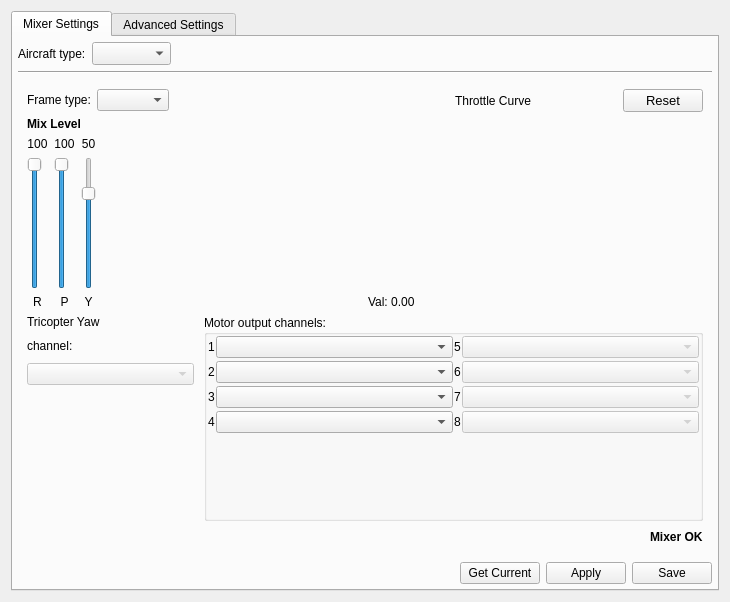
Old version of the form ground/openpilotgcs/src/plugins/config/airframe.ui in the repository openpilot/OpenPilot.
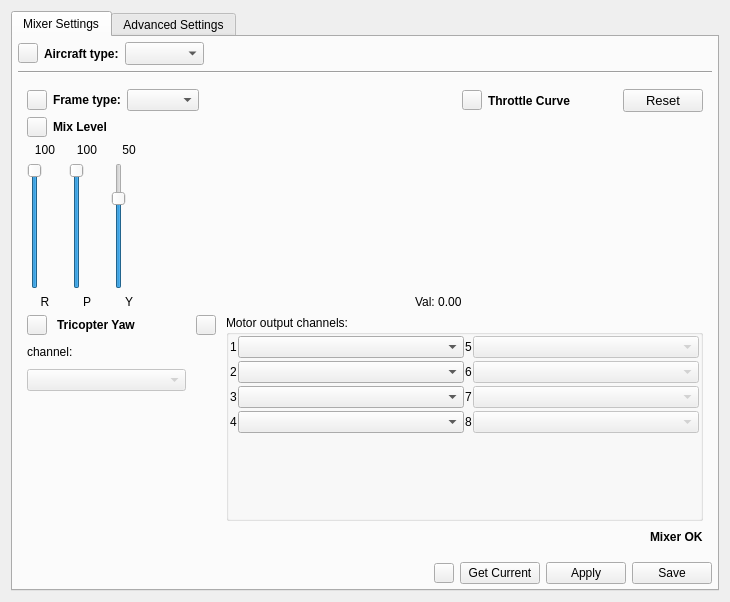
New version of the form. The open tabs and pages were chosen to show the change. Icons and pictures are not drawn. Custom widgets are drawn as their Qt base class.

Commit message: Add help buttons to the config gadget UI.  Also connect all signals to its slot in configgadgetwidget.cpp.  Also some very trivial .html help files.

What changed in the file:
```diff
--- a/ground/openpilotgcs/src/plugins/config/airframe.ui
+++ b/ground/openpilotgcs/src/plugins/config/airframe.ui
@@ -29,8 +29,37 @@
        </property>
        <item>
         <layout class="QHBoxLayout" name="horizontalLayout">
+         <item>
+          <widget class="QPushButton" name="acftTypeHelp">
+           <property name="sizePolicy">
+            <sizepolicy hsizetype="Fixed" vsizetype="Fixed">
+             <horstretch>0</horstretch>
+             <verstretch>0</verstretch>
+            </sizepolicy>
+           </property>
+           <property name="maximumSize">
+            <size>
+             <width>20</width>
+             <height>20</height>
+            </size>
+           </property>
+           <property name="text">
+            <string/>
+           </property>
+           <property name="icon">
+            <iconset resource="configgadget.qrc">
+             <normaloff>:/configgadget/images/help2.png</normaloff>:/configgadget/images/help2.png</iconset>
+           </property>
+          </widget>
+         </item>
          <item>
           <widget class="QLabel" name="label">
+           <property name="font">
+            <font>
+             <weight>75</weight>
+             <bold>true</bold>
+            </font>
+           </property>
            <property name="text">
             <string>Aircraft type:</string>
            </property>
@@ -471,8 +500,37 @@
                 <layout class="QVBoxLayout" name="verticalLayout_24">
                  <item>
                   <layout class="QHBoxLayout" name="horizontalLayout_5">
+                   <item>
+                    <widget class="QPushButton" name="multiFrameTypeHelp">
+                     <property name="sizePolicy">
+                      <sizepolicy hsizetype="Fixed" vsizetype="Fixed">
+                       <horstretch>0</horstretch>
+                       <verstretch>0</verstretch>
+                      </sizepolicy>
+                     </property>
+                     <property name="maximumSize">
+                      <size>
+                       <width>20</width>
+                       <height>20</height>
+                      </size>
+                     </property>
+                     <property name="text">
+                      <string/>
+                     </property>
+                     <property name="icon">
+                      <iconset resource="configgadget.qrc">
+                       <normaloff>:/configgadget/images/help2.png</normaloff>:/configgadget/images/help2.png</iconset>
+                     </property>
+                    </widget>
+                   </item>
                    <item>
                     <widget class="QLabel" name="label_15">
+                     <property name="font">
+                      <font>
+                       <weight>75</weight>
+                       <bold>true</bold>
+                      </font>
+                     </property>
                      <property name="text">
                       <string>Frame type:</string>
                      </property>
@@ -505,17 +563,57 @@
                    <item>
                     <layout class="QVBoxLayout" name="verticalLayout_20">
                      <item>
-                      <widget class="QLabel" name="label_4">
-                       <property name="font">
-                        <font>
-                         <weight>75</weight>
-                         <bold>true</bold>
-                        </font>
-                       </property>
-                       <property name="text">
-                        <string>Mix Level</string>
-                       </property>
-                      </widget>
+                      <layout class="QHBoxLayout" name="horizontalLayout_25">
+                       <item>
+                        <widget class="QPushButton" name="mixLevelHelp">
+                         <property name="sizePolicy">
+                          <sizepolicy hsizetype="Fixed" vsizetype="Fixed">
+                           <horstretch>0</horstretch>
+                           <verstretch>0</verstretch>
+                          </sizepolicy>
+                         </property>
+                         <property name="maximumSize">
+                          <size>
+                           <width>20</width>
+                           <height>20</height>
+                          </size>
+                         </property>
+                         <property name="text">
+                          <string/>
+                         </property>
+                         <property name="icon">
+                          <iconset resource="configgadget.qrc">
+                           <normaloff>:/configgadget/images/help2.png</normaloff>:/configgadget/images/help2.png</iconset>
+                         </property>
+                        </widget>
+                       </item>
+                       <item>
+                        <widget class="QLabel" name="label_4">
+                         <property name="font">
+                          <font>
+                           <weight>75</weight>
+                           <bold>true</bold>
+                          </font>
+                         </property>
+                         <property name="text">
+                          <string>Mix Level</string>
+                         </property>
+                        </widget>
+                       </item>
+                       <item>
+                        <spacer name="horizontalSpacer_17">
+                         <property name="orientation">
+                          <enum>Qt::Horizontal</enum>
+                         </property>
+                         <property name="sizeHint" stdset="0">
+                          <size>
+                           <width>40</width>
+                           <height>20</height>
+                          </size>
+                         </property>
+                        </spacer>
+                       </item>
+                      </layout>
                      </item>
                      <item>
                       <layout class="QHBoxLayout" name="horizontalLayout_19">
@@ -701,8 +799,37 @@
                      </property>
                     </spacer>
                    </item>
+                   <item>
+                    <widget class="QPushButton" name="throttleCurveHelp_2">
+                     <property name="sizePolicy">
+                      <sizepolicy hsizetype="Fixed" vsizetype="Fixed">
+                       <horstretch>0</horstretch>
+                       <verstretch>0</verstretch>
+                      </sizepolicy>
+                     </property>
+                     <property name="maximumSize">
+                      <size>
+                       <width>20</width>
+                       <height>20</height>
+                      </size>
+                     </property>
+                     <property name="text">
+                      <string/>
+                     </property>
+                     <property name="icon">
+                      <iconset resource="configgadget.qrc">
+                       <normaloff>:/configgadget/images/help2.png</normaloff>:/configgadget/images/help2.png</iconset>
+                     </property>
+                    </widget>
+                   </item>
                    <item>
                     <widget class="QLabel" name="label_24">
+                     <property name="font">
+                      <font>
+                       <weight>75</weight>
+                       <bold>true</bold>
+                      </font>
+                     </property>
                      <property name="text">
                       <string>Throttle Curve</string>
                      </property>
@@ -772,18 +899,64 @@
               </layout>
              </item>
              <item>
-              <layout class="QHBoxLayout" name="horizontalLayout_6" stretch="1,3">
+              <layout class="QHBoxLayout" name="horizontalLayout_6" stretch="1,0,3">
                <property name="spacing">
                 <number>10</number>
                </property>
                <item>
                 <layout class="QVBoxLayout" name="verticalLayout_10">
                  <item>
-                  <widget class="QLabel" name="label_23">
-                   <property name="text">
-                    <string>Tricopter Yaw</string>
-                   </property>
-                  </widget>
+                  <layout class="QHBoxLayout" name="horizontalLayout_26">
+                   <item>
+                    <widget class="QPushButton" name="tricopterYawHelp">
+                     <property name="sizePolicy">
+                      <sizepolicy hsizetype="Fixed" vsizetype="Fixed">
+                       <horstretch>0</horstretch>
+                       <verstretch>0</verstretch>
+                      </sizepolicy>
+                     </property>
+                     <property name="maximumSize">
+                      <size>
+                       <width>20</width>
+                       <height>20</height>
+                      </size>
+                     </property>
+                     <property name="text">
+                      <string/>
+                     </property>
+                     <property name="icon">
+                      <iconset resource="configgadget.qrc">
+                       <normaloff>:/configgadget/images/help2.png</normaloff>:/configgadget/images/help2.png</iconset>
+                     </property>
+                    </widget>
+                   </item>
+                   <item>
+                    <widget class="QLabel" name="label_23">
+                     <property name="font">
+                      <font>
+                       <weight>75</weight>
+                       <bold>true</bold>
+                      </font>
+                     </property>
+                     <property name="text">
+                      <string>Tricopter Yaw</string>
+                     </property>
+                    </widget>
+                   </item>
+                   <item>
+                    <spacer name="horizontalSpacer_18">
+                     <property name="orientation">
+                      <enum>Qt::Horizontal</enum>
+                     </property>
+                     <property name="sizeHint" stdset="0">
+                      <size>
+                       <width>40</width>
+                       <height>20</height>
+                      </size>
+                     </property>
+                    </spacer>
+                   </item>
+                  </layout>
                  </item>
                  <item>
                   <widget class="QLabel" name="label_2">
@@ -826,6 +999,46 @@
                  </item>
                 </layout>
                </item>
+               <item>
+                <layout class="QVBoxLayout" name="verticalLayout_26">
+                 <item>
+                  <widget class="QPushButton" name="motorOutputChanHelp">
+                   <property name="sizePolicy">
+                    <sizepolicy hsizetype="Fixed" vsizetype="Fixed">
+                     <horstretch>0</horstretch>
+                     <verstretch>0</verstretch>
+                    </sizepolicy>
+                   </property>
+                   <property name="maximumSize">
+                    <size>
+                     <width>20</width>
+                     <height>20</height>
+                    </size>
+                   </property>
+                   <property name="text">
+                    <string/>
+                   </property>
+                   <property name="icon">
+                    <iconset resource="configgadget.qrc">
+                     <normaloff>:/configgadget/images/help2.png</normaloff>:/configgadget/images/help2.png</iconset>
+                   </property>
+                  </widget>
+                 </item>
+                 <item>
+                  <spacer name="verticalSpacer_3">
+                   <property name="orientation">
+                    <enum>Qt::Vertical</enum>
+                   </property>
+                   <property name="sizeHint" stdset="0">
+                    <size>
+                     <width>20</width>
+                     <height>40</height>
+                    </size>
+                   </property>
+                  </spacer>
+                 </item>
+                </layout>
+               </item>
                <item>
                 <widget class="QGroupBox" name="groupBox">
                  <property name="title">
@@ -1833,6 +2046,23 @@
            </property>
           </spacer>
          </item>
+         <item>
+          <widget class="QPushButton" name="commandHelp">
+           <property name="maximumSize">
+            <size>
+             <width>20</width>
+             <height>20</height>
+            </size>
+           </property>
+           <property name="text">
+            <string/>
+           </property>
+           <property name="icon">
+            <iconset resource="configgadget.qrc">
+             <normaloff>:/configgadget/images/help2.png</normaloff>:/configgadget/images/help2.png</iconset>
+           </property>
+          </widget>
+         </item>
          <item>
           <widget class="QPushButton" name="getAircraftCurrent">
            <property name="toolTip">
```
Left out of the diff: 193 changed lines with no effect on the pictures. The commit also changes 22 other files.
